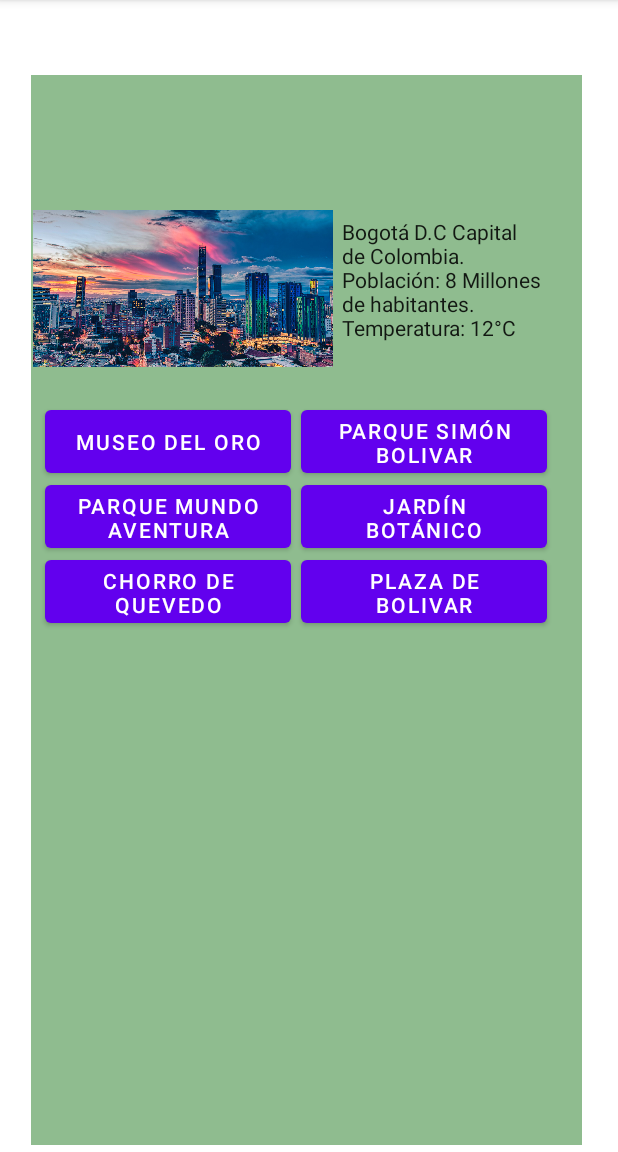
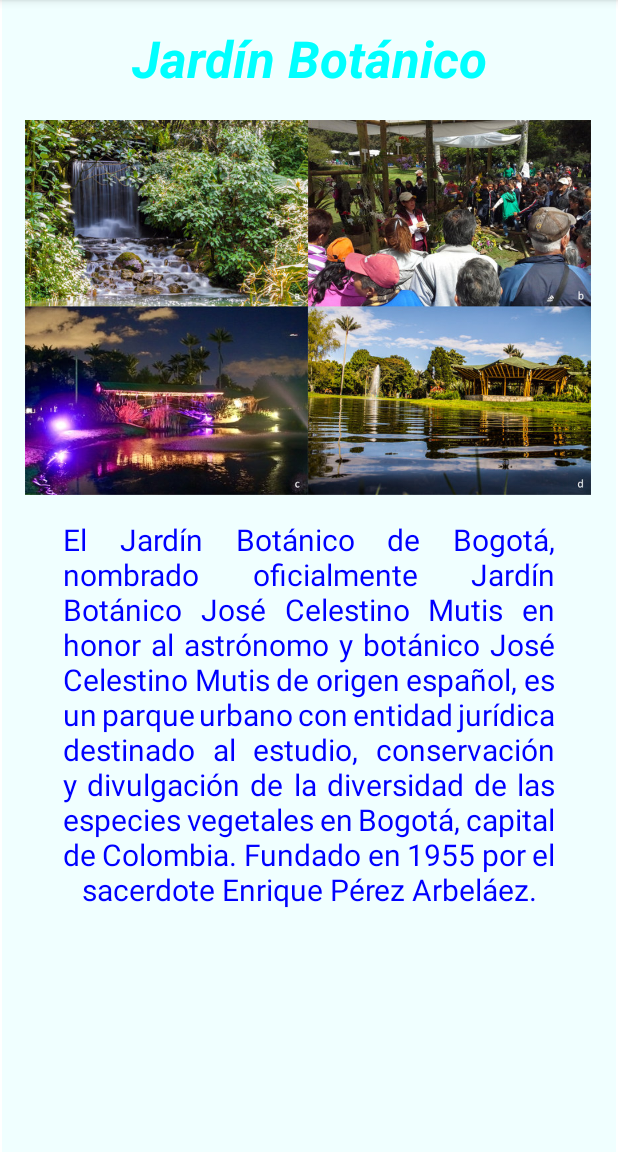
Before and after one commit to MariaGa-lab/MeetingBogota, an Android app: the screen it shows after launch (MainActivity before the commit, BotanicGardenActivity after it), on a phone screen of 412 x 824 dp, the part 84-1236 px from its top. Run offline under Robolectric (Android 15) with nearby library versions, the phone set to English and light mode, and no system bars.

Commit message:
Vista del Jardín Botánico

```diff
--- a/app/build.gradle
+++ b/app/build.gradle
@@ -14,8 +14,8 @@ android {
         versionName "1.0"
 
         testInstrumentationRunner "androidx.test.runner.AndroidJUnitRunner"
-        targetSdkVersion 30
-        minSdkVersion 30
+        targetSdkVersion 29
+        minSdkVersion 29
         signingConfig signingConfigs.debug
         multiDexEnabled false
         testFunctionalTest false
--- a/app/src/main/AndroidManifest.xml
+++ b/app/src/main/AndroidManifest.xml
@@ -10,8 +10,11 @@
         android:supportsRtl="true"
         android:theme="@style/Theme.MeetingBogota">
         <activity
-            android:name=".MainActivity"
-            android:exported="true" >
+            android:name=".MundoAventuraActivity"
+            android:exported="true" />
+        <activity
+            android:name=".BotanicGardenActivity"
+            android:exported="true">
             <intent-filter>
                 <action android:name="android.intent.action.MAIN" />
 
@@ -21,10 +24,9 @@
         <activity
             android:name=".MuseumGoldActivity"
             android:exported="true" />
+        <activity
+            android:name=".MainActivity"
+            android:exported="true" />
+    </application>
 
-        <activity
-            android:name=".MundoAventuraActivity"
-            android:exported="true" />
-
-    </application>
 </manifest>
--- /dev/null
+++ b/app/src/main/java/com/mintic/meetingbogota/BotanicGardenActivity.kt
@@ -0,0 +1,11 @@
+package com.mintic.meetingbogota
+
+import androidx.appcompat.app.AppCompatActivity
+import android.os.Bundle
+
+class BotanicGardenActivity : AppCompatActivity() {
+    override fun onCreate(savedInstanceState: Bundle?) {
+        super.onCreate(savedInstanceState)
+        setContentView(R.layout.activity_botanic_garden)
+    }
+}
--- /dev/null
+++ b/app/src/main/res/layout/activity_botanic_garden.xml
@@ -0,0 +1,72 @@
+<?xml version="1.0" encoding="utf-8"?>
+<androidx.constraintlayout.widget.ConstraintLayout xmlns:android="http://schemas.android.com/apk/res/android"
+    xmlns:app="http://schemas.android.com/apk/res-auto"
+    xmlns:tools="http://schemas.android.com/tools"
+    android:layout_width="match_parent"
+    android:layout_height="match_parent"
+    tools:context=".BotanicGardenActivity">
+
+    <ScrollView
+        android:layout_width="409dp"
+        android:layout_height="0dp"
+        android:background="@color/azure"
+        app:layout_constraintBottom_toBottomOf="parent"
+        app:layout_constraintEnd_toEndOf="parent"
+        app:layout_constraintStart_toStartOf="parent"
+        app:layout_constraintTop_toTopOf="parent">
+
+        <LinearLayout
+            android:layout_width="match_parent"
+            android:layout_height="wrap_content"
+            android:orientation="vertical" />
+    </ScrollView>
+
+    <TextView
+        android:id="@+id/textView2"
+        style="@style/Widget.AppCompat.TextView.SpinnerItem"
+        android:layout_width="wrap_content"
+        android:layout_height="wrap_content"
+        android:layout_marginStart="8dp"
+        android:layout_marginTop="16dp"
+        android:layout_marginEnd="8dp"
+        android:background="@color/aqua"
+        android:backgroundTint="@color/azure"
+        android:text="@string/TitleGarden"
+        android:textColor="@color/aqua"
+        android:textSize="34sp"
+        android:textStyle="bold|italic"
+        app:layout_constraintEnd_toEndOf="parent"
+        app:layout_constraintStart_toStartOf="parent"
+        app:layout_constraintTop_toTopOf="parent" />
+
+    <ImageView
+        android:id="@+id/imageView2"
+        android:layout_width="380dp"
+        android:layout_height="250dp"
+        android:layout_marginTop="80dp"
+        app:layout_constraintEnd_toEndOf="parent"
+        app:layout_constraintHorizontal_bias="0.489"
+        app:layout_constraintStart_toStartOf="parent"
+        app:layout_constraintTop_toTopOf="parent"
+        app:srcCompat="@drawable/botanic_garden" />
+
+    <TextView
+        android:id="@+id/textView3"
+        style="@style/Widget.AppCompat.TextView.SpinnerItem"
+        android:layout_width="344dp"
+        android:layout_height="307dp"
+        android:layout_marginStart="8dp"
+        android:layout_marginTop="16dp"
+        android:layout_marginEnd="8dp"
+        android:backgroundTintMode="add"
+        android:justificationMode="inter_word"
+        android:text="@string/DescriptionGarden"
+        android:textAlignment="center"
+        android:textColor="@color/blue"
+        android:textSize="20sp"
+        android:textStyle="normal"
+        app:layout_constraintEnd_toEndOf="parent"
+        app:layout_constraintStart_toStartOf="parent"
+        app:layout_constraintTop_toBottomOf="@+id/imageView2" />
+
+</androidx.constraintlayout.widget.ConstraintLayout>
--- a/app/src/main/res/values/strings.xml
+++ b/app/src/main/res/values/strings.xml
@@ -15,4 +15,6 @@
     <string name="ButtonGardenBotanic">Jardín Botánico</string>
     <string name="ButtonChorroQuevedo">Chorro de Quevedo</string>
     <string name="ButtonPlazaBolivar">Plaza de Bolivar</string>
+    <string name="TitleGarden">Jardín Botánico</string>
+    <string name="DescriptionGarden">El Jardín Botánico de Bogotá, nombrado oficialmente Jardín Botánico José Celestino Mutis en honor al astrónomo y botánico José Celestino Mutis de origen español, es un parque urbano con entidad jurídica destinado al estudio, conservación y divulgación de la diversidad de las especies vegetales en Bogotá, capital de Colombia. Fundado en 1955 por el sacerdote Enrique Pérez Arbeláez.</string>
 </resources>
```
Also changed, not shown: app/src/main/res/drawable/botanic_garden.png (added).
